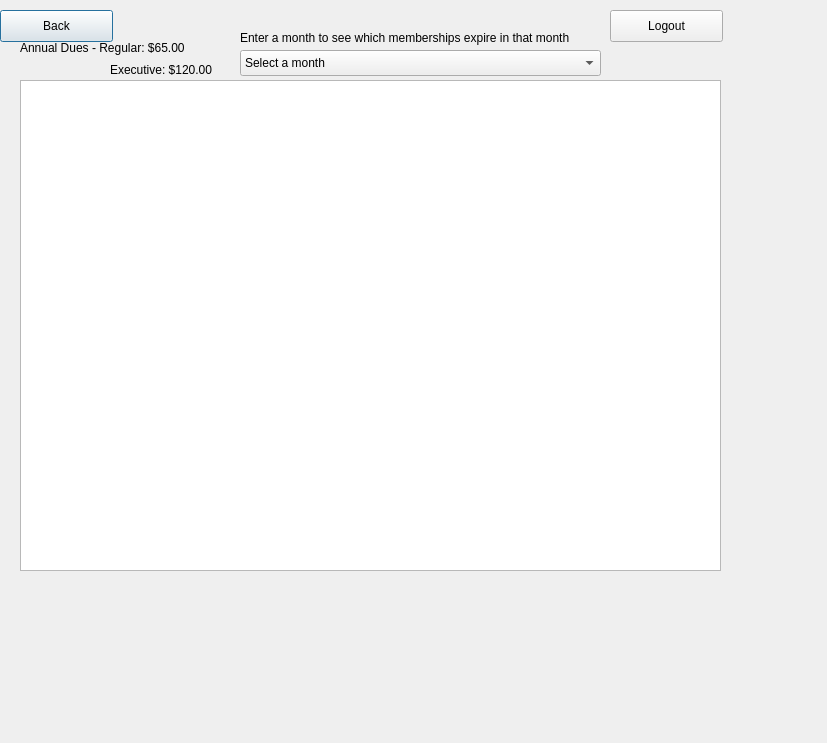
Above: QtGui/expirationSearch.ui from Tligtvoet/goat-bulk before the change. Below: the same form after it.
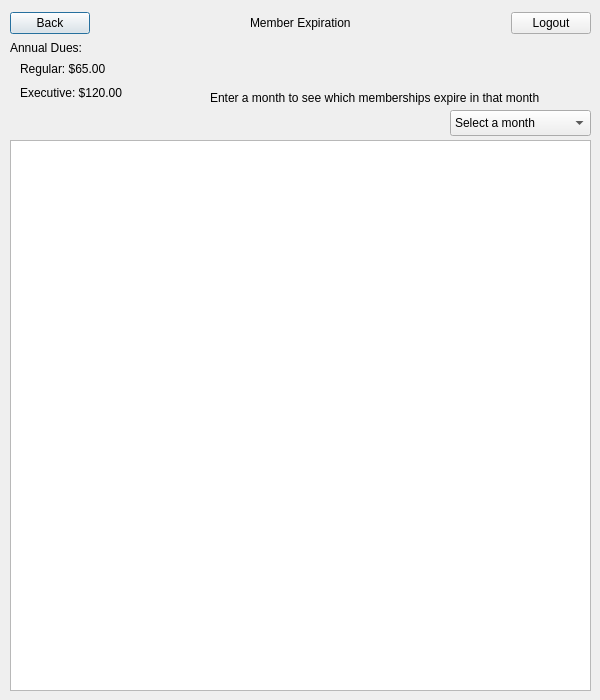
That is the form after the change.

What changed in the file:
```diff
--- a/QtGui/expirationSearch.ui
+++ b/QtGui/expirationSearch.ui
@@ -6,18 +6,30 @@
    <rect>
     <x>0</x>
     <y>0</y>
-    <width>827</width>
-    <height>743</height>
+    <width>600</width>
+    <height>700</height>
    </rect>
   </property>
+  <property name="minimumSize">
+   <size>
+    <width>600</width>
+    <height>700</height>
+   </size>
+  </property>
+  <property name="maximumSize">
+   <size>
+    <width>600</width>
+    <height>700</height>
+   </size>
+  </property>
   <property name="windowTitle">
    <string>Dialog</string>
   </property>
   <widget class="QLabel" name="label">
    <property name="geometry">
     <rect>
-     <x>240</x>
-     <y>30</y>
+     <x>210</x>
+     <y>90</y>
      <width>381</width>
      <height>16</height>
     </rect>
@@ -29,9 +41,9 @@
   <widget class="QComboBox" name="comboBox_month">
    <property name="geometry">
     <rect>
-     <x>240</x>
-     <y>50</y>
-     <width>361</width>
+     <x>450</x>
+     <y>110</y>
+     <width>141</width>
      <height>26</height>
     </rect>
    </property>
@@ -104,64 +116,116 @@
   <widget class="QTableWidget" name="tableWidget">
    <property name="geometry">
     <rect>
-     <x>20</x>
-     <y>80</y>
-     <width>701</width>
-     <height>491</height>
+     <x>10</x>
+     <y>140</y>
+     <width>581</width>
+     <height>551</height>
     </rect>
    </property>
-  </widget>
-  <widget class="QPushButton" name="pushButton">
-   <property name="geometry">
-    <rect>
-     <x>0</x>
-     <y>10</y>
-     <width>113</width>
-     <height>32</height>
-    </rect>
+   <property name="sizePolicy">
+    <sizepolicy hsizetype="Fixed" vsizetype="Fixed">
+     <horstretch>0</horstretch>
+     <verstretch>0</verstretch>
+    </sizepolicy>
    </property>
-   <property name="text">
-    <string>Back</string>
-   </property>
   </widget>
-  <widget class="QPushButton" name="pushButton_2">
+  <widget class="QLabel" name="label_annualDues">
    <property name="geometry">
     <rect>
-     <x>610</x>
-     <y>10</y>
-     <width>113</width>
-     <height>32</height>
-    </rect>
-   </property>
-   <property name="text">
-    <string>Logout</string>
-   </property>
-  </widget>
-  <widget class="QLabel" name="label_2">
-   <property name="geometry">
-    <rect>
-     <x>20</x>
+     <x>10</x>
      <y>40</y>
-     <width>201</width>
+     <width>81</width>
      <height>16</height>
     </rect>
    </property>
    <property name="text">
-    <string>Annual Dues - Regular: $65.00</string>
+    <string>Annual Dues:</string>
    </property>
   </widget>
-  <widget class="QLabel" name="label_3">
+  <widget class="QWidget" name="">
    <property name="geometry">
     <rect>
-     <x>110</x>
+     <x>10</x>
+     <y>10</y>
+     <width>581</width>
+     <height>26</height>
+    </rect>
+   </property>
+   <layout class="QHBoxLayout" name="horizontalLayout">
+    <item>
+     <widget class="QPushButton" name="pushButton">
+      <property name="text">
+       <string>Back</string>
+      </property>
+     </widget>
+    </item>
+    <item>
+     <spacer name="horizontalSpacer">
+      <property name="orientation">
+       <enum>Qt::Horizontal</enum>
+      </property>
+      <property name="sizeHint" stdset="0">
+       <size>
+        <width>40</width>
+        <height>20</height>
+       </size>
+      </property>
+     </spacer>
+    </item>
+    <item>
+     <widget class="QLabel" name="label_memberExpiration">
+      <property name="text">
+       <string>Member Expiration</string>
+      </property>
+     </widget>
+    </item>
+    <item>
+     <spacer name="horizontalSpacer_2">
+      <property name="orientation">
+       <enum>Qt::Horizontal</enum>
+      </property>
+      <property name="sizeHint" stdset="0">
+       <size>
+        <width>40</width>
+        <height>20</height>
+       </size>
+      </property>
+     </spacer>
+    </item>
+    <item>
+     <widget class="QPushButton" name="pushButton_2">
+      <property name="text">
+       <string>Logout</string>
+      </property>
+     </widget>
+    </item>
+   </layout>
+  </widget>
+  <widget class="QWidget" name="">
+   <property name="geometry">
+    <rect>
+     <x>20</x>
      <y>60</y>
-     <width>121</width>
-     <height>20</height>
+     <width>119</width>
+     <height>41</height>
     </rect>
    </property>
-   <property name="text">
-    <string>Executive: $120.00</string>
-   </property>
+   <layout class="QVBoxLayout" name="verticalLayout">
+    <item>
+     <widget class="QLabel" name="label_2">
+      <property name="text">
+       <string>Regular: $65.00</string>
+      </property>
+     </widget>
+    </item>
+    <item>
+     <widget class="QLabel" name="label_3">
+      <property name="text">
+       <string>Executive: $120.00</string>
+      </property>
+     </widget>
+    </item>
+   </layout>
   </widget>
  </widget>
  <resources/>
```
